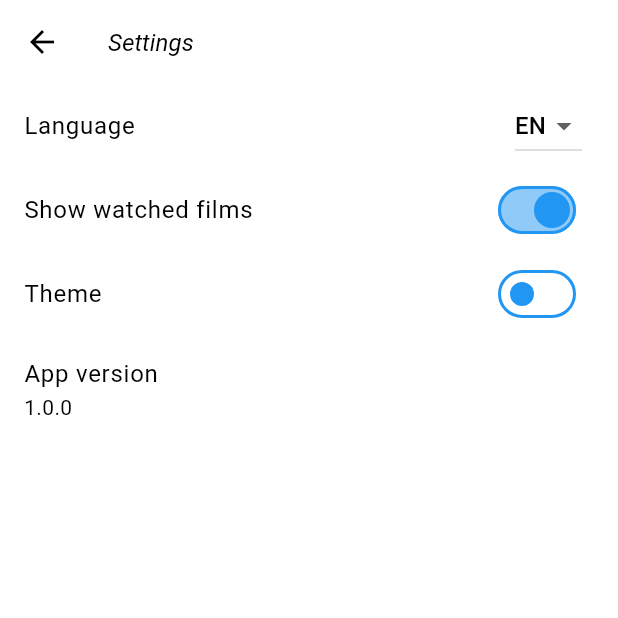
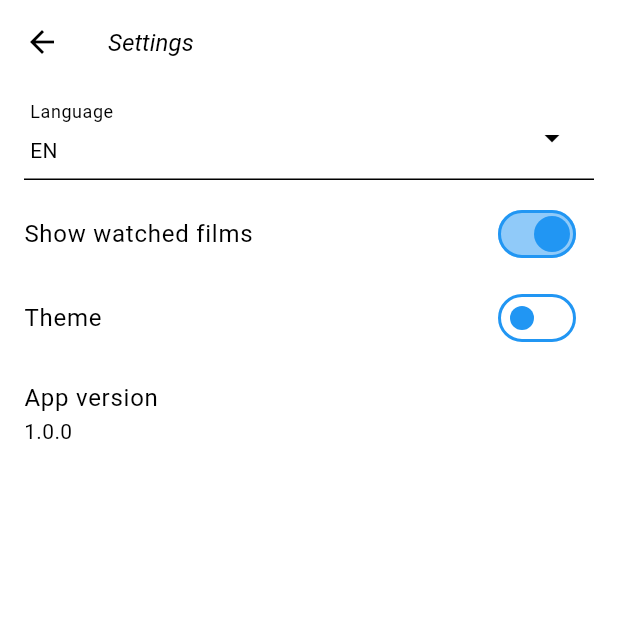
Before and after one commit to Dmitry19001/film_randomizer, a Flutter app: the SettingsScreen screen opened directly, on a phone screen of 412 x 824 dp, the top half of it. Run offline on Flutter 3.47's test engine with Material 3 defaults, Android fonts, the phone set to English and light mode, and no system bars; our stand-ins replace fluttertoast, logger, multi_select_flutter, package_info, shared_preferences; accounts and stored records are empty; generated files the repository leaves out were written again; network calls fail; Roboto replaces fonts that are missing (Hind, Montserrat).

Commit message:
improved language selector

```diff
--- a/lib/ui/screens/settings_page.dart
+++ b/lib/ui/screens/settings_page.dart
@@ -18,7 +18,8 @@ class SettingsScreen extends StatelessWidget {
       ),
       body: ListView(
         children: [
-          _buildLanguageSelector(settingsProvider, context),
+          //_buildLanguageSelector(settingsProvider, context),
+          _buildLanguageDropDown(context, settingsProvider),
           _buildShowWatchedSwitcher(settingsProvider, context),
           _buildThemeSelector(settingsProvider, context),
           _buildVersionInfo(context),
@@ -34,6 +35,7 @@ class SettingsScreen extends StatelessWidget {
       title: Text(L10nAccessor.get(context, 'language')),
       trailing: DropdownButton<Locale>(
         value: provider.language,
+        style: Theme.of(context).textTheme.bodyMedium,
         onChanged: (Locale? newValue) {
           if (newValue != null) {
             provider.setLanguage(newValue);
@@ -45,6 +47,38 @@ class SettingsScreen extends StatelessWidget {
             child: Text(locale.toLanguageTag().toUpperCase()),
           );
         }).toList(),
+      ),
+    );
+  }
+
+  Widget _buildLanguageDropDown(BuildContext context, SettingsProvider provider) {
+    const supportedLocales  = AppLocalizations.supportedLocales;
+    return Padding(
+      padding: const EdgeInsets.all(8.0),
+      child: DropdownMenu<Locale>(
+        enableSearch: false,
+        // width: MediaQuery.of(context).size.width - 16,
+        expandedInsets: const EdgeInsets.symmetric(horizontal: 8, vertical: 16),
+        requestFocusOnTap: false,
+        // leadingIcon: const Icon(Icons.language),
+        label: Text(L10nAccessor.get(context, 'language')),
+        textStyle: Theme.of(context).textTheme.bodyMedium,
+        initialSelection: provider.language,
+        inputDecorationTheme: const InputDecorationTheme(
+          filled: true,
+          contentPadding: EdgeInsets.symmetric(vertical: 5.0),
+        ),
+        onSelected: (Locale? locale) {
+          if (locale != null) {
+            provider.setLanguage(locale);
+          }
+        },
+        dropdownMenuEntries: supportedLocales.map<DropdownMenuEntry<Locale>>((Locale locale) {
+            return DropdownMenuEntry<Locale>(
+              value: locale,
+              label: locale.toLanguageTag().toUpperCase(),
+            );
+          }).toList(),
       ),
     );
   }
```
